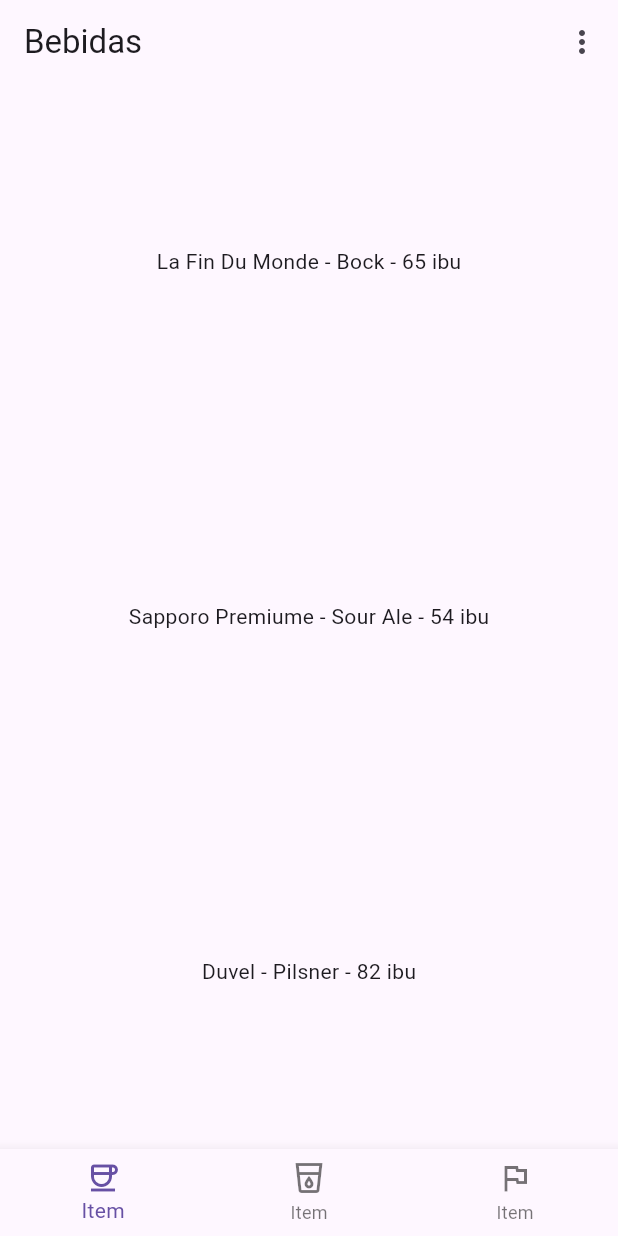
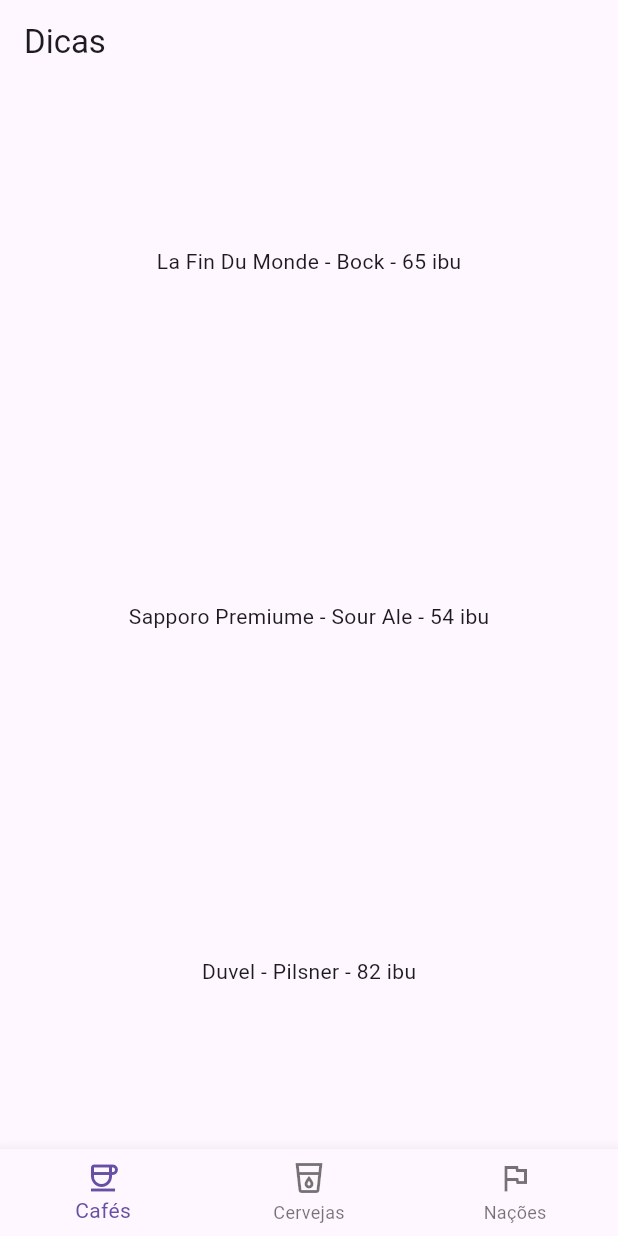
Before and after one commit to LeoSergio/poo-flutter, a Flutter app: the screen it shows after launch, on a phone screen of 412 x 824 dp. Run offline on Flutter 3.47's test engine with Material 3 defaults, Android fonts, the light colour scheme and no system bars.

Commit message:
initial commit receita4, p1 e p2

```diff
--- a/POO/projeto_poo/lib/main.dart
+++ b/POO/projeto_poo/lib/main.dart
@@ -1,45 +1,17 @@
 import 'package:flutter/material.dart';
 
-// Classe simples para estruturar as opções de tema do menu
-class ThemeOption {
-  final String name;
-  final MaterialColor swatch;
+var dataObjects = [
+  "La Fin Du Monde - Bock - 65 ibu",
 
-  ThemeOption({required this.name, required this.swatch});
-}
+  "Sapporo Premiume - Sour Ale - 54 ibu",
 
-// Nossa nova AppBar customizada estendendo a AppBar padrão
-class MyAppBar extends AppBar {
-  // Lista de opções de cores transformada em estática para ser acessada no construtor
-  static final List<ThemeOption> menuCores = [
-    ThemeOption(name: 'Roxo Profundo (Padrão)', swatch: Colors.deepPurple),
-    ThemeOption(name: 'Vermelho', swatch: Colors.red),
-    ThemeOption(name: 'Azul', swatch: Colors.blue),
-    ThemeOption(name: 'Verde', swatch: Colors.green),
-    ThemeOption(name: 'Laranja', swatch: Colors.orange),
-  ];
+  "Duvel - Pilsner - 82 ibu",
+];
 
-  MyAppBar({super.key})
-      : super(
-          title: const Text("Bebidas"),
-          actions: [
-            PopupMenuButton<ThemeOption>(
-              icon: const Icon(Icons.more_vert),
-              onSelected: (ThemeOption choice) {
-                print('Selecionada a cor: ${choice.name}');
-                // A lógica de trocar o tema entrará aqui futuramente.
-              },
-              itemBuilder: (BuildContext context) {
-                return menuCores.map((ThemeOption choice) {
-                  return PopupMenuItem<ThemeOption>(
-                    value: choice,
-                    child: Text(choice.name),
-                  );
-                }).toList();
-              },
-            ),
-          ],
-        );
+void main() {
+  MyApp app = MyApp();
+
+  runApp(app);
 }
 
 class MyApp extends StatelessWidget {
@@ -47,29 +19,22 @@
   Widget build(BuildContext context) {
     return MaterialApp(
       theme: ThemeData(primarySwatch: Colors.deepPurple),
+
       debugShowCheckedModeBanner: false,
+
       home: Scaffold(
-        // Chamando nossa AppBar modularizada
-        appBar: MyAppBar(),
-        body: DataBodyWidget(objects: const [
-          "La Fin Du Monde - Bock - 65 ibu",
-          "Sapporo Premiume - Sour Ale - 54 ibu",
-          "Duvel - Pilsner - 82 ibu"
-        ]),
-        bottomNavigationBar: NewNavBar(icones: const [
-          Icons.coffee_outlined,
-          Icons.local_drink_outlined,
-          Icons.flag_outlined,
-        ]),
+        appBar: AppBar(title: const Text("Dicas")),
+
+        body: DataBodyWidget(objects: dataObjects),
+
+        bottomNavigationBar: NewNavBar(),
       ),
     );
   }
 }
 
 class NewNavBar extends StatelessWidget {
-  final List<IconData> icones;
-
-  NewNavBar({this.icones = const []});
+  NewNavBar();
 
   void botaoFoiTocado(int index) {
     print("Tocaram no botão $index");
@@ -77,41 +42,44 @@
 
   @override
   Widget build(BuildContext context) {
-    List<BottomNavigationBarItem> itensDaBarra = icones
-        .map(
-          (icone) => BottomNavigationBarItem(
-            label: "Item", // Label genérico por enquanto
-            icon: Icon(icone),
-          ),
-        )
-        .toList();
-
     return BottomNavigationBar(
       onTap: botaoFoiTocado,
-      items: itensDaBarra,
+      items: const [
+        BottomNavigationBarItem(
+          label: "Cafés",
+
+          icon: Icon(Icons.coffee_outlined),
+        ),
+
+        BottomNavigationBarItem(
+          label: "Cervejas",
+          icon: Icon(Icons.local_drink_outlined),
+        ),
+
+        BottomNavigationBarItem(
+          label: "Nações",
+          icon: Icon(Icons.flag_outlined),
+        ),
+      ],
     );
   }
 }
 
 class DataBodyWidget extends StatelessWidget {
-  final List<String> objects;
+  List<String> objects;
 
   DataBodyWidget({this.objects = const []});
 
+  Expanded processarUmElemento(String obj) {
+    return Expanded(child: Center(child: Text(obj)));
+  }
+
   @override
   Widget build(BuildContext context) {
-    List<Expanded> allTheLines = objects
-        .map(
-          (obj) => Expanded(
-            child: Center(child: Text(obj)),
-          ),
-        )
-        .toList();
-
-    return Column(children: allTheLines);
+    return Column(
+      children: objects
+          .map((obj) => Expanded(child: Center(child: Text(obj))))
+          .toList(),
+    );
   }
 }
-
-void main() {
-  runApp(MyApp());
-}
```
